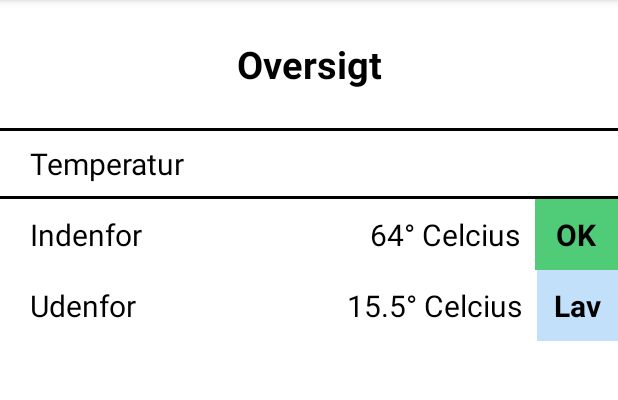
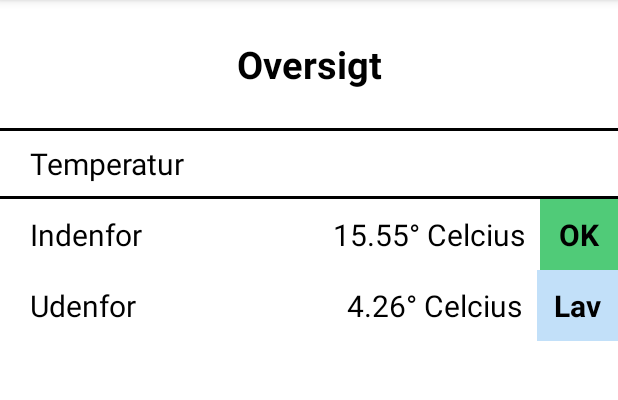
Before and after one commit to mart610k/Hoensefoedder_og_Guleroedder, an Android app: the screen it shows after launch (MainActivity), on a phone screen of 412 x 824 dp, the part 84-484 px from its top. Run offline under Robolectric (Android 15) with nearby library versions, the phone set to English and light mode, and no system bars.

Commit message:
Fully implemented Threading for Temperature, and readying for data from the Raspberry Pi

```diff
--- a/Android/app/src/main/java/dk/hog/hoensefoedder_og_guleroedder/MainActivity.java
+++ b/Android/app/src/main/java/dk/hog/hoensefoedder_og_guleroedder/MainActivity.java
@@ -3,12 +3,12 @@
 import androidx.appcompat.app.AppCompatActivity;
 
 import android.os.Bundle;
-import android.view.View;
 import android.widget.TextView;
-import android.widget.Toast;
 
-import java.util.Random;
+import org.json.JSONArray;
+import org.json.JSONException;
 
+import dk.hog.hoensefoedder_og_guleroedder.classes.Temperature;
 import dk.hog.hoensefoedder_og_guleroedder.enums.SensorType;
 
  public class MainActivity extends AppCompatActivity {
@@ -17,32 +17,51 @@ import dk.hog.hoensefoedder_og_guleroedder.enums.SensorType;
     protected void onCreate(Bundle savedInstanceState) {
         super.onCreate(savedInstanceState);
         setContentView(R.layout.activity_main);
-        Random rand = new Random();
+        // Initialising the Temperature class
+        Temperature temperatureClass = new Temperature(this);
+
+        // Initialization of the Textviews
+        //region temperature textviews
         TextView tempIn = findViewById(R.id.insideTemp);
+        TextView tempIndicatorIn = findViewById(R.id.insideTempIndicator);
         TextView tempOut = findViewById(R.id.outsideTemp);
-        final int[] i = {0};
-        //region Thread setup for Getting Data!
-        Thread test = new Thread(new Runnable() {
-            @Override
-            public void run() {
-                while (i[0] < 5) {
-                    int ShowRand = rand.nextInt(100);
-                    tempIn.post(new Runnable() {
-                        @Override
-                        public void run() {
-                            tempIn.setText(ShowRand + "° Celcius");
+        TextView tempIndicatorOut = findViewById(R.id.outsideTempIndicator);
+        //endregion
+
+        //region Thread setup for Temperature Data!
+
+        // Creation of the Temperature Thread
+        Thread temperatureThread = new Thread(() -> {
+            // Ensuring the thread always runs
+            while (true) {
+                // Get the Temperature data in a JsonArray
+                JSONArray testing = temperatureClass.GetTemp();
+                this.runOnUiThread(new Runnable() {
+                    @Override
+                    public void run() {
+                        // Try to get the data of each specific object, and call the ShowOnGUI method based on location of sensor
+                        try {
+                            for(int i = 0; i < testing.length(); i++) {
+                                if(testing.getJSONObject(i).get("location") == "INSIDE"){
+                                    temperatureClass.ShowOnGUI(SensorType.TEMPERATURE,testing.getJSONObject(i).get("value"),tempIn,tempIndicatorIn);
+                                }
+                                else {
+                                    temperatureClass.ShowOnGUI(SensorType.TEMPERATURE,testing.getJSONObject(i).get("value"),tempOut,tempIndicatorOut);
+                                }
+                            }
+                        } catch (JSONException e) {
+                            e.printStackTrace();
                         }
-                    });
-                    try {
-                        Thread.sleep(2000);
-                    } catch (InterruptedException e) {
-                        e.printStackTrace();
                     }
-                    i[0]++;
+                });
+                try {
+                    Thread.sleep(3000);
+                } catch (InterruptedException e) {
+                    e.printStackTrace();
                 }
             }
         });
-        test.start();
+        temperatureThread.start();
         //endregion
     }
 }
--- /dev/null
+++ b/Android/app/src/main/java/dk/hog/hoensefoedder_og_guleroedder/classes/ConnectionHelper.java
@@ -0,0 +1,5 @@
+package dk.hog.hoensefoedder_og_guleroedder.classes;
+
+public class ConnectionHelper {
+    public static String link = "192.168.1.5:5000";
+}
--- a/Android/app/src/main/java/dk/hog/hoensefoedder_og_guleroedder/classes/Temp.java
+++ /dev/null
@@ -1,11 +0,0 @@
-package dk.hog.hoensefoedder_og_guleroedder.classes;
-
-import dk.hog.hoensefoedder_og_guleroedder.interfaces.IGUI;
-
-public class Temp implements IGUI {
-
-    @Override
-    public void ShowOnGUI(Enum location, Enum type, Object value) {
-
-    }
-}
--- /dev/null
+++ b/Android/app/src/main/java/dk/hog/hoensefoedder_og_guleroedder/classes/Temperature.java
@@ -0,0 +1,66 @@
+package dk.hog.hoensefoedder_og_guleroedder.classes;
+
+import android.annotation.SuppressLint;
+import android.content.Context;
+import android.widget.TextView;
+
+import org.json.JSONArray;
+import org.json.JSONException;
+import org.json.JSONObject;
+
+import dk.hog.hoensefoedder_og_guleroedder.R;
+import dk.hog.hoensefoedder_og_guleroedder.enums.SensorType;
+import dk.hog.hoensefoedder_og_guleroedder.interfaces.IGUI;
+
+public class Temperature implements IGUI {
+private Context context;
+
+    public Temperature(Context context){
+        this.context = context;
+    }
+
+    public JSONArray GetTemp(){
+
+
+
+        JSONObject object = new JSONObject();
+        JSONArray objectArray = new JSONArray();
+        try {
+                object.put("location", "INSIDE");
+                object.put("value", 15.55f);
+                objectArray.put(object);
+                object = new JSONObject();
+                object.put("location", "OUTSIDE");
+                object.put("value", 4.26f);
+                objectArray.put(object);
+        } catch (JSONException e) {
+            e.printStackTrace();
+        }
+        return objectArray;
+    }
+
+
+    @SuppressLint({"SetTextI18n", "DefaultLocale"})
+    @Override
+    public void ShowOnGUI(SensorType type, Object value, TextView data, TextView indicator) {
+        switch (type) {
+            case TEMPERATURE:
+                data.setText(String.format("%.02f", Float.parseFloat(value.toString())) + context.getResources().getString(R.string.TEMPERATURE));
+                if(Float.parseFloat(value.toString()) > 30) {
+                    indicator.setText(R.string.high);
+                    indicator.setBackgroundColor(context.getResources().getColor(R.color.red, null));
+                }
+                else if (Float.parseFloat(value.toString()) < 15) {
+                    indicator.setText(R.string.low);
+                    indicator.setBackgroundColor(context.getResources().getColor(R.color.blue,null));
+                }
+                else {
+                    indicator.setText(R.string.ok);
+                    indicator.setBackgroundColor(context.getResources().getColor(R.color.green, null));
+                }
+                break;
+        }
+
+
+    }
+}
--- a/Android/app/src/main/java/dk/hog/hoensefoedder_og_guleroedder/interfaces/IGUI.java
+++ b/Android/app/src/main/java/dk/hog/hoensefoedder_og_guleroedder/interfaces/IGUI.java
@@ -1,5 +1,10 @@
 package dk.hog.hoensefoedder_og_guleroedder.interfaces;
 
+import android.widget.TextView;
+
+import dk.hog.hoensefoedder_og_guleroedder.enums.LocationType;
+import dk.hog.hoensefoedder_og_guleroedder.enums.SensorType;
+
 public interface IGUI {
-    public void ShowOnGUI(Enum location, Enum type, Object value);
+    public void ShowOnGUI(SensorType type, Object value, TextView temperature, TextView indicator);
 }
--- a/Android/app/src/main/res/values/strings.xml
+++ b/Android/app/src/main/res/values/strings.xml
@@ -7,4 +7,5 @@
     <string name="high">Høj</string>
     <string name="low">Lav</string>
     <string name="ok">OK</string>
+    <string name="TEMPERATURE">° Celcius</string>
 </resources>
```
